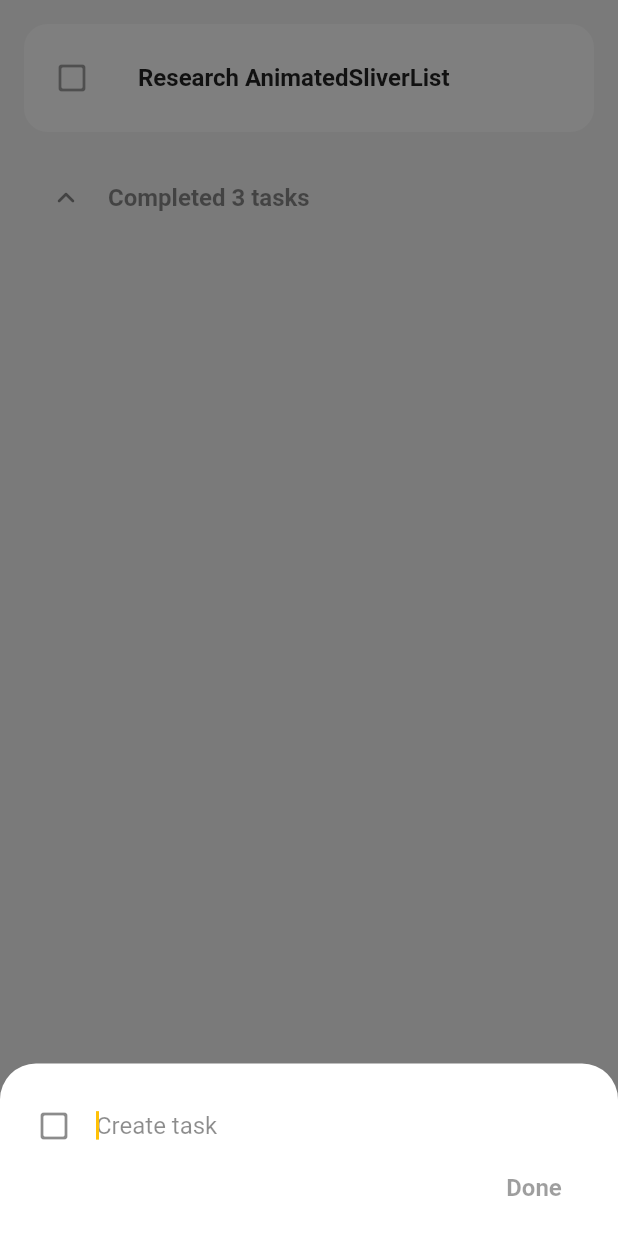
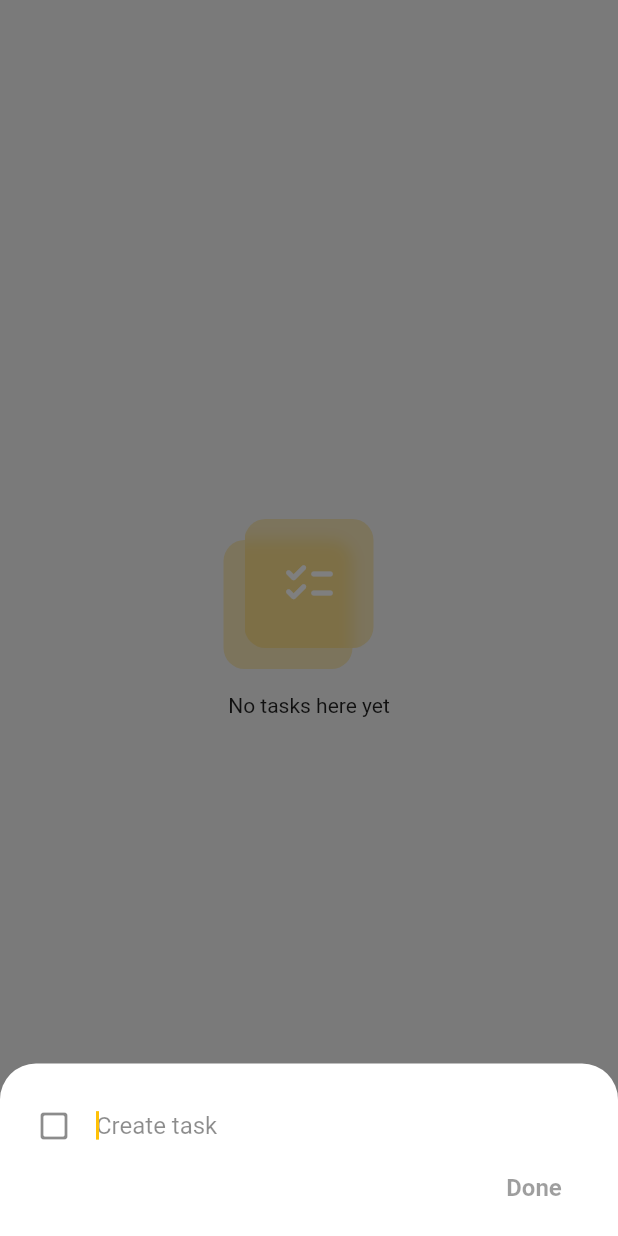
Before and after one commit to borntofrappe/rho, a Flutter app: the screen it shows after launch, after a tap on the "add" icon, on a phone screen of 412 x 824 dp. Run offline on Flutter 3.47's test engine with Material 2 defaults, Android fonts, the phone set to English and light mode, and no system bars.

Commit message:
animated_sliver_list
animate sliver list in opacity; animate list items as they are created and in size

```diff
--- a/lib/routes/home.dart
+++ b/lib/routes/home.dart
@@ -1,5 +1,5 @@
 import 'package:flutter/material.dart';
-// import 'package:rho/widgets/empty_state.dart';
+import 'package:rho/widgets/empty_state.dart';
 import 'package:rho/widgets/text_input.dart';
 import 'package:rho/helpers/task.dart';
 import 'package:rho/widgets/tasks.dart';
@@ -18,7 +18,11 @@ class Home extends StatefulWidget {
 class _HomeState extends State<Home> {
   late TextEditingController _controller;
   late FocusNode _focusNode;
-  bool _expanded = false;
+
+  bool _visible = false;
+  final List<Task> _tasks = <Task>[];
+  final GlobalKey<SliverAnimatedListState> _listKey =
+      GlobalKey<SliverAnimatedListState>();
 
   @override
   void initState() {
@@ -26,10 +30,6 @@ class _HomeState extends State<Home> {
 
     _controller = TextEditingController();
     _focusNode = FocusNode();
-
-    setState(() {
-      _expanded = widget.expanded;
-    });
   }
 
   @override
@@ -40,18 +40,17 @@ class _HomeState extends State<Home> {
     super.dispose();
   }
 
+  void _addTask(String text) {
+    _tasks.insert(0, Task(title: text));
+    _listKey.currentState?.insertItem(0);
+
+    setState(() {
+      _visible = _tasks.isNotEmpty;
+    });
+  }
+
   @override
   Widget build(BuildContext context) {
-    List<Task> tasks = <Task>[
-      Task(title: 'Research AnimatedSliverList'),
-      Task(title: 'Implement SliverList', completed: true),
-      Task(title: 'Design task item', completed: true),
-      Task(title: 'Complete sliver list workshop', completed: true),
-    ];
-
-    List<Task> completedTasks =
-        tasks.where((Task task) => task.completed).toList();
-
     return Scaffold(
       body: SafeArea(
         child: Center(
@@ -59,55 +58,20 @@ class _HomeState extends State<Home> {
             constraints: const BoxConstraints(maxWidth: 420),
             child: Padding(
               padding: const EdgeInsets.all(16.0),
-              child: CustomScrollView(
-                slivers: [
-                  Tasks(
-                    tasks: tasks.where((Task task) => !task.completed).toList(),
-                  ),
-                  SliverPadding(
-                    padding: const EdgeInsets.only(top: 16.0),
-                    sliver: SliverToBoxAdapter(
-                      child: Theme(
-                        data: Theme.of(context).copyWith(
-                          splashColor: Colors.transparent,
-                          highlightColor: Colors.transparent,
-                          hoverColor: Colors.transparent,
-                        ),
-                        child: ListTile(
-                          minLeadingWidth: 0.0,
-                          onTap: () {
-                            setState(() {
-                              _expanded = !_expanded;
-                            });
-                          },
-                          leading: AnimatedRotation(
-                            duration: const Duration(milliseconds: 200),
-                            turns: _expanded ? 0.5 : 0.0,
-                            child: const Icon(
-                              Icons.keyboard_arrow_up_rounded,
-                              color: Colors.black45,
-                            ),
-                          ),
-                          title: Text(
-                            'Completed ${completedTasks.length} tasks',
-                            style: const TextStyle(
-                              fontWeight: FontWeight.bold,
-                              color: Colors.black45,
-                              fontSize: 16.0,
-                            ),
+              child: _tasks.isEmpty
+                  ? const EmptyState()
+                  : CustomScrollView(
+                      slivers: [
+                        SliverAnimatedOpacity(
+                          opacity: _visible ? 1.0 : 0.0,
+                          duration: const Duration(milliseconds: 250),
+                          sliver: Tasks(
+                            tasks: _tasks,
+                            listKey: _listKey,
                           ),
                         ),
-                      ),
+                      ],
                     ),
-                  ),
-                  SliverVisibility(
-                    visible: _expanded,
-                    sliver: Tasks(
-                      tasks: completedTasks,
-                    ),
-                  )
-                ],
-              ),
             ),
           ),
         ),
@@ -153,7 +117,7 @@ class _HomeState extends State<Home> {
                         controller: _controller,
                         focusNode: _focusNode,
                         onSubmit: (String text) {
-                          print(text);
+                          _addTask(text);
                           _controller.clear();
                           _focusNode.unfocus();
 
--- a/lib/widgets/tasks.dart
+++ b/lib/widgets/tasks.dart
@@ -4,34 +4,33 @@ import 'package:rho/helpers/task.dart';
 
 class Tasks extends StatelessWidget {
   final List<Task> tasks;
+  final GlobalKey<SliverAnimatedListState> listKey;
 
   const Tasks({
     Key? key,
     required this.tasks,
+    required this.listKey,
   }) : super(key: key);
 
   @override
   Widget build(BuildContext context) {
-    return SliverList(
-      delegate: SliverChildBuilderDelegate(
-        (BuildContext context, int index) {
-          if (index.isEven) {
-            return TaskTile(
-              task: tasks[index ~/ 2],
-            );
-          }
-          return const SizedBox(
-            height: 16.0,
-          );
-        },
-        childCount: (tasks.length * 2 - 1),
-        semanticIndexCallback: (Widget widget, int localIndex) {
-          if (localIndex.isEven) {
-            return localIndex ~/ 2;
-          }
-          return null;
-        },
-      ),
+    return SliverAnimatedList(
+      key: listKey,
+      itemBuilder:
+          (BuildContext context, int index, Animation<double> animation) {
+        return SizeTransition(
+          axisAlignment: -1.0,
+          sizeFactor: animation,
+          child: Container(
+            margin:
+                EdgeInsets.only(bottom: index < tasks.length - 1 ? 16.0 : 0.0),
+            child: TaskTile(
+              task: tasks[index],
+            ),
+          ),
+        );
+      },
+      initialItemCount: tasks.length,
     );
   }
 }
```
Also changed, not shown: demos/sliver_animated_list.dart (+19 -11 lines), 1 other file.
